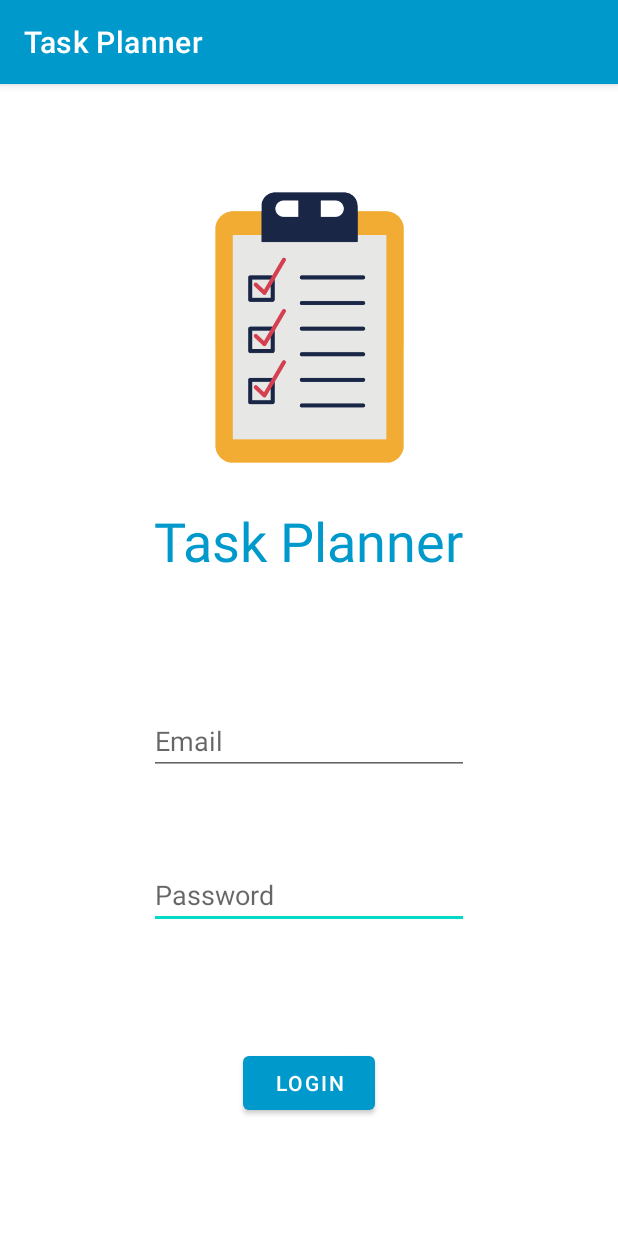
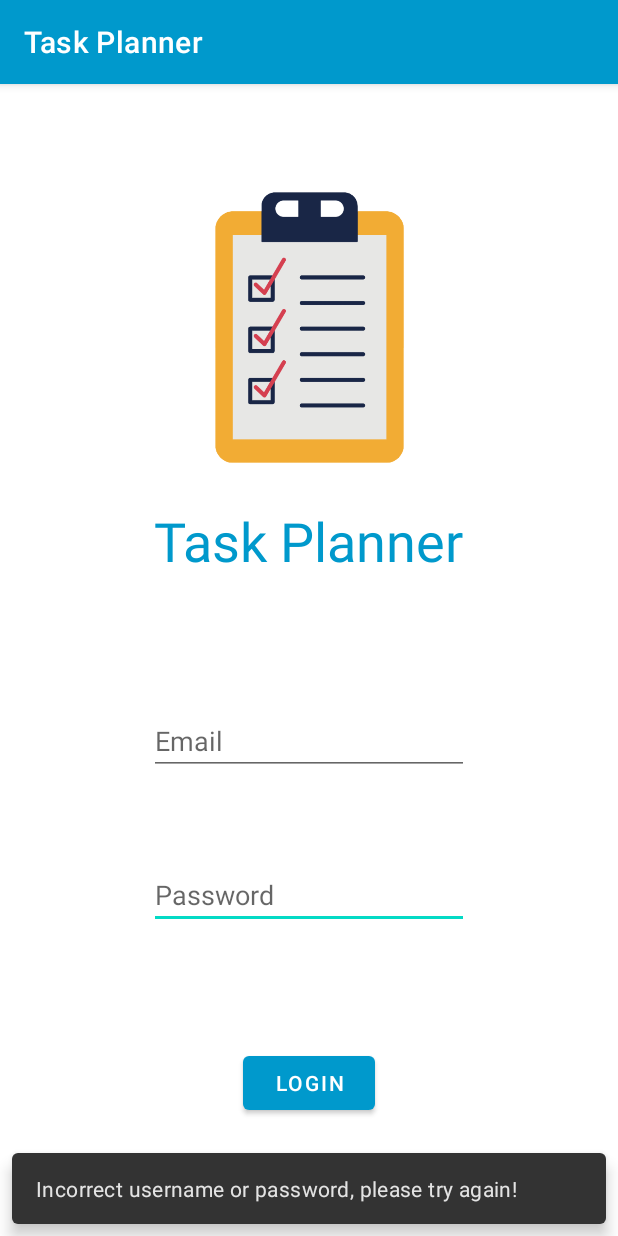
Before and after one commit to JohannPaez/IETI-LAB12, an Android app: the screen it shows after launch (LoginActivity), after a tap on "LOGIN", on a phone screen of 412 x 824 dp. Run offline under Robolectric (Android 15) with nearby library versions, the phone set to English and light mode, and no system bars; libraries missing offline, so code that uses them is left out: retrofit2.converter.jackson; 2 statements that could not run were skipped.

Commit message:
Final lab

```diff
--- a/app/src/main/java/com/iet/taskplanner/LoginActivity.java
+++ b/app/src/main/java/com/iet/taskplanner/LoginActivity.java
@@ -9,6 +9,7 @@ import android.widget.EditText;
 
 import androidx.appcompat.app.AppCompatActivity;
 
+import com.google.android.material.snackbar.Snackbar;
 import com.iet.taskplanner.model.User;
 import com.iet.taskplanner.services.AuthService;
 
@@ -41,12 +42,12 @@ public class LoginActivity extends AppCompatActivity {
         EditText passwordText = findViewById(R.id.idActivity_LoginPassword);
         User user = new User(emailText.getText().toString(), passwordText.getText().toString());
         executorService.execute(() -> {
-            login(user);
+            login(user, view);
         });
 
     }
 
-    private void login(User user) {
+    private void login(User user, View view) {
         try {
             String token = authService.getToken(user).execute().body().getAccessToken();
             SharedPreferences sharedPref =
@@ -59,6 +60,8 @@ public class LoginActivity extends AppCompatActivity {
             finish();
         } catch (Exception e) {
             e.printStackTrace();
+            Snackbar.make(view, "Incorrect username or password, please try again!", Snackbar.LENGTH_LONG)
+                    .setAction("Action", null).show();
         }
     }
 }
```
